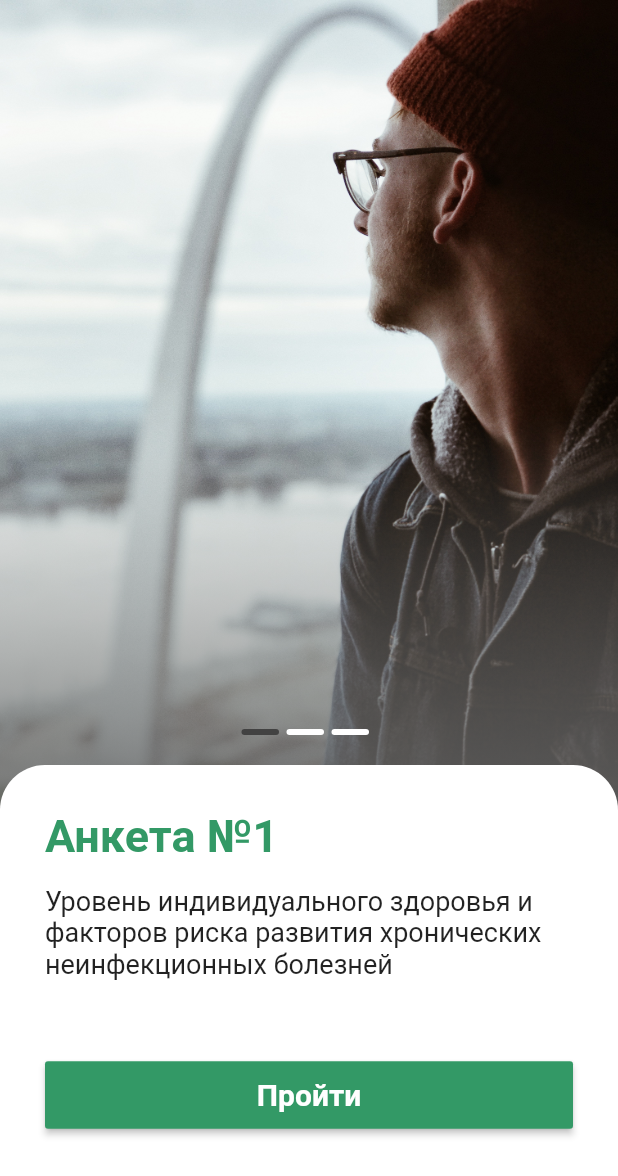
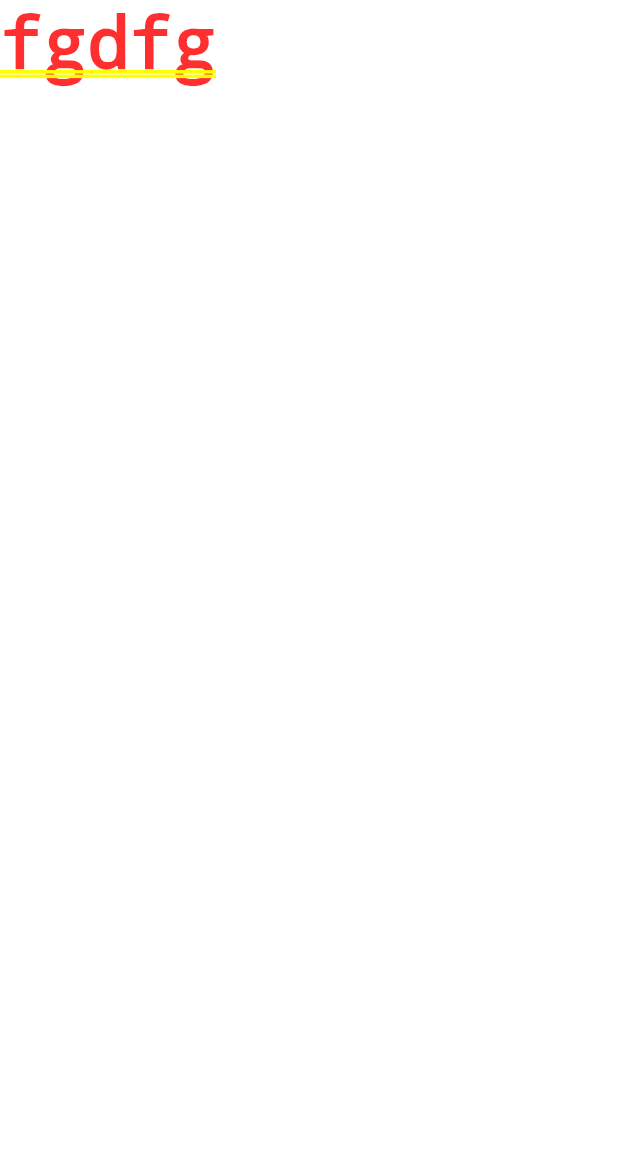
Before and after one commit to margarita72/practica2020, a Flutter app: the screen it shows after launch, after a tap on "Пройти", on a phone screen of 412 x 824 dp. Shown: the top 1176 px of the screen. Run offline on Flutter 3.47's test engine with Material 2 defaults, Android fonts, the phone set to English and light mode, and no system bars; our stand-ins replace simple_animations.

Commit message:
+переход по нажатию на кнопку

```diff
--- /dev/null
+++ b/lib/Profiles/individualHealth.dart
@@ -0,0 +1,8 @@
+import 'package:flutter/cupertino.dart';
+
+class IndividualHealth extends StatelessWidget {
+  @override
+  Widget build(BuildContext context) {
+    return Text("fgdfg");
+  }
+}
--- a/lib/main.dart
+++ b/lib/main.dart
@@ -1,5 +1,7 @@
 import 'package:flutter/material.dart';
 import 'package:mobilepr2020/Animation/FadeAnimation.dart';
+import 'package:mobilepr2020/Profiles/anxietylevel.dart';
+import 'package:mobilepr2020/Profiles/individualHealth.dart';
 import 'package:mobilepr2020/customization.dart';
 
 void main() => runApp(MaterialApp(
@@ -13,24 +15,27 @@ class HomePage extends StatefulWidget {
 }
 
 class _HomePageState extends State<HomePage> {
-  final List<List<String>> products = [
+  final List<List> products = [
     [
       'assets/images/my1.jpg',
       'Анкета №1',
       '100 \$',
       'Уровень индивидуального здоровья и факторов риска развития хронических неинфекционных болезней',
+      IndividualHealth(),
     ],
     [
       'assets/images/my4.jpg',
       'Анкета №2',
       '120 \$',
       'Уровень тревожности',
+      Anxietylevel(),
     ],
     [
       'assets/images/my3.jpg',
       'Анкета №3',
       '80 \$',
       'Опросник SF-36 «Качество жизни»',
+      IndividualHealth(),
     ],
   ];
 
@@ -151,7 +156,15 @@ class _HomePageState extends State<HomePage> {
                               child: FadeAnimation(
                                 1.7,
                                 RaisedButton(
-                                  onPressed: () {},
+                                  onPressed: () {
+                                    Navigator.push(
+                                      context,
+                                      MaterialPageRoute(
+                                        builder: (context) =>
+                                            products[currentIndex][4],
+                                      ),
+                                    );
+                                  },
                                   child: Container(
                                       width: MediaQuery.of(context).size.width,
                                       height: 45,
```
Also changed, not shown: lib/Profiles/anxietylevel.dart (added, +8 -0 lines).
